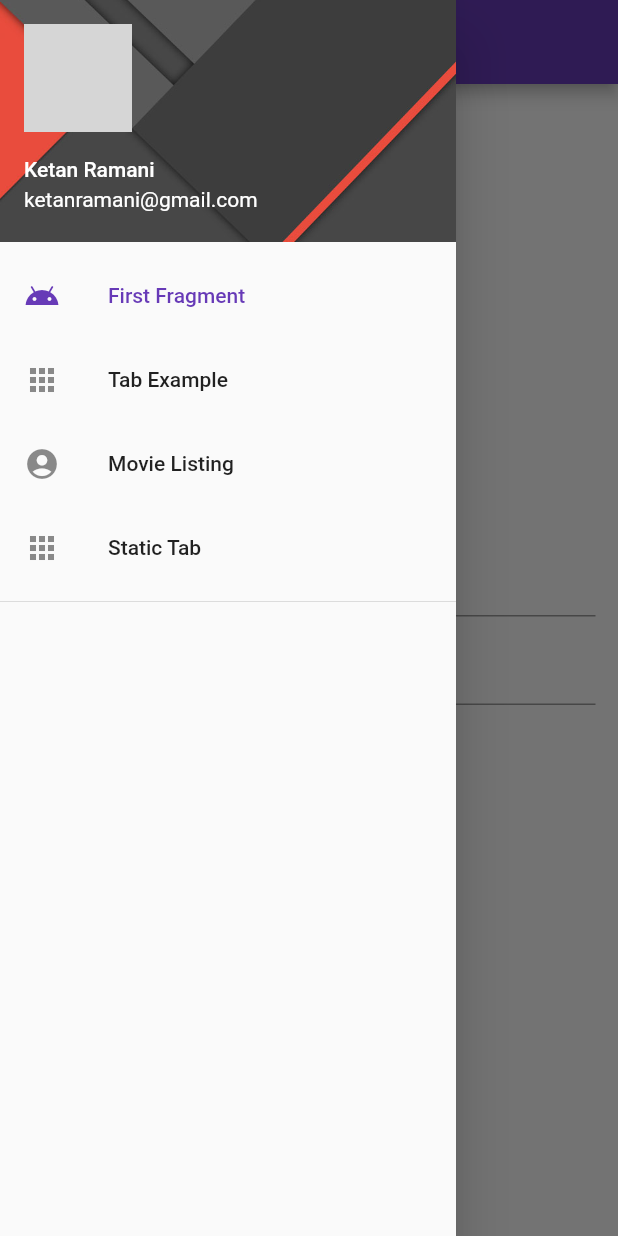
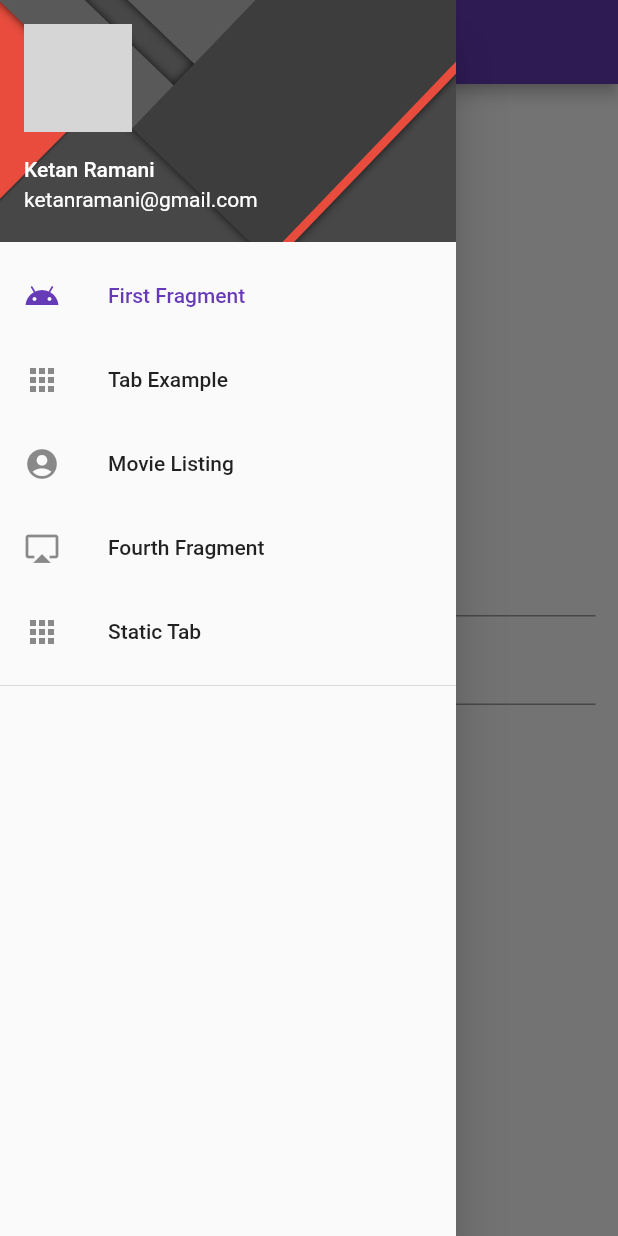
Before and after one commit to iamketanramani/flutter_app, a Flutter app: the screen it shows after launch, with the side drawer open, on a phone screen of 412 x 824 dp. Run offline on Flutter 3.47's test engine with Material 2 defaults, Android fonts, the phone set to English and light mode, and no system bars; our stand-ins replace flutter_platform_widgets; network calls fail; grey boxes are pictures that could not be loaded.

```diff
--- a/lib/activity/navigation_drawer.dart
+++ b/lib/activity/navigation_drawer.dart
@@ -1,5 +1,6 @@
 import 'package:flutter/material.dart';
 import 'package:flutter_app/fragment/first_fragment.dart';
+import 'package:flutter_app/fragment/fourth_fragment.dart';
 import 'package:flutter_app/fragment/movie_fragment.dart';
 import 'package:flutter_app/fragment/second_fragment.dart';
 
@@ -7,7 +8,8 @@ class NavigationDrawer extends StatefulWidget {
   final drawerList = [
     new DrawerModel("First Fragment", Icons.android),
     new DrawerModel("Tab Example", Icons.apps),
-    new DrawerModel("Movie Listing", Icons.account_circle)
+    new DrawerModel("Movie Listing", Icons.account_circle),
+    new DrawerModel("Fourth Fragment", Icons.airplay)
   ];
 
   @override
@@ -29,6 +31,9 @@ class NavigationDrawerState extends State<NavigationDrawer> {
 
       case 2:
         return new MovieFragment();
+
+      case 3:
+        return new FourthFragment();
 
       default:
         return Center(
--- a/pubspec.yaml
+++ b/pubspec.yaml
@@ -20,6 +20,7 @@ dependencies:
   flutter:
     sdk: flutter
   http: ^0.12.0+4
+  flutter_platform_widgets: ^0.32.4 #https://pub.dev/packages/flutter_platform_widgets
 
   # The following adds the Cupertino Icons font to your application.
   # Use with the CupertinoIcons class for iOS style icons.
```
Also changed, not shown: lib/fragment/fourth_fragment.dart (added, +12 -0 lines), lib/fragment/movie_fragment.dart (+15 -1 lines), pubspec.lock, 1 other file.
